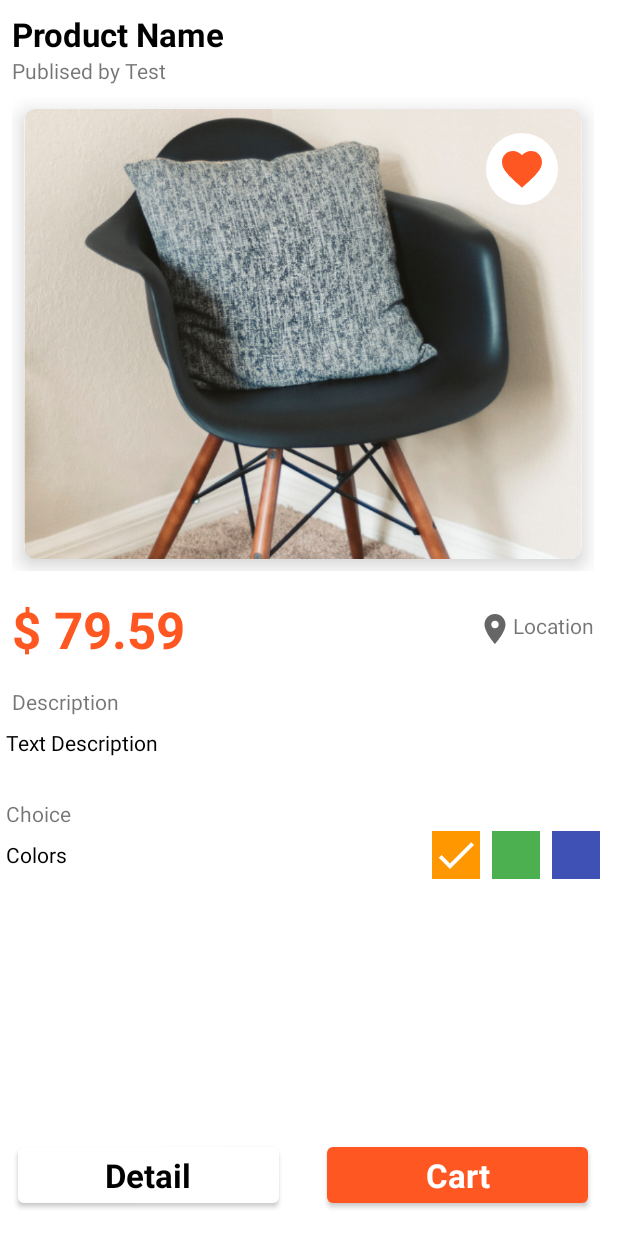
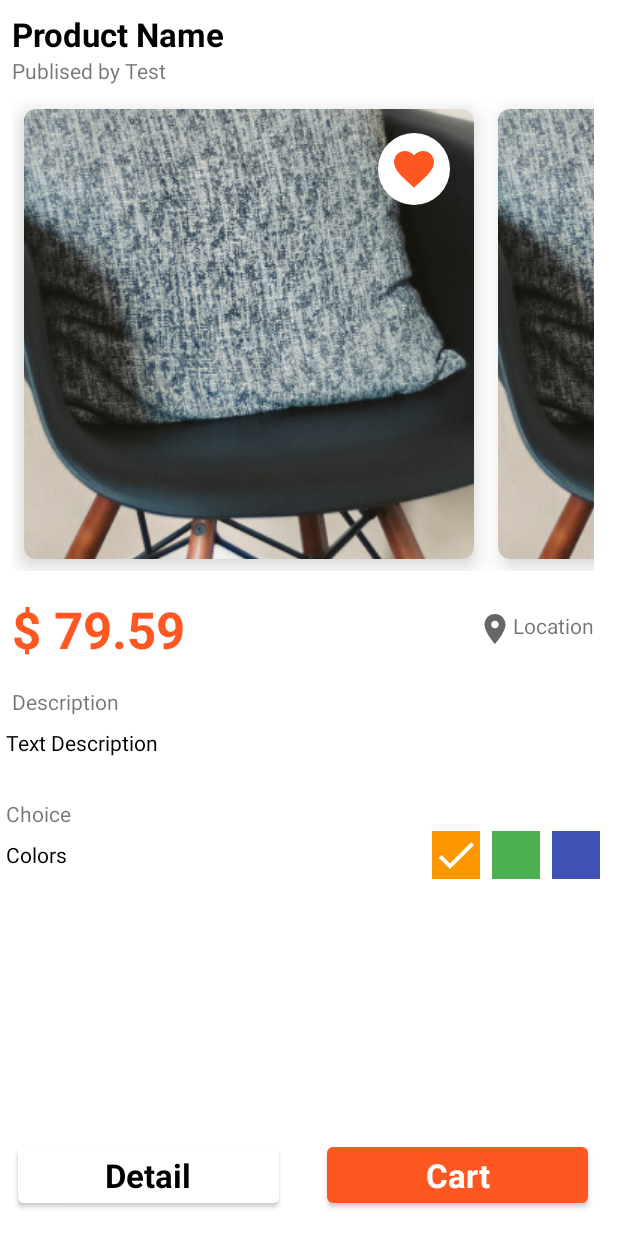
Before and after one commit to aguung/MDITest, an Android app: the layout detail_fragment.xml on its own in the app's theme, with its tools: preview values and no code run, on a phone screen of 412 x 824 dp. Run offline under Robolectric (Android 15) with nearby library versions, the phone set to English and light mode, and no system bars.

Commit message:
add carousel view detail

```diff
--- a/app/build.gradle
+++ b/app/build.gradle
@@ -70,6 +70,8 @@ dependencies {
     implementation "androidx.room:room-ktx:2.3.0-alpha04"
     kapt "androidx.room:room-compiler:2.3.0-alpha04"
 
+    implementation 'com.azoft.carousellayoutmanager:carousel:1.2.4'
+
     testImplementation 'junit:junit:4.13'
     androidTestImplementation 'androidx.test.ext:junit:1.1.2'
     androidTestImplementation 'androidx.test.espresso:espresso-core:3.3.0'
--- a/app/src/main/res/layout/detail_fragment.xml
+++ b/app/src/main/res/layout/detail_fragment.xml
@@ -34,6 +34,7 @@
             android:id="@+id/rvDetail"
             android:layout_width="0dp"
             android:layout_height="wrap_content"
+            android:minHeight="300dp"
             android:layout_marginTop="8dp"
             android:layout_marginEnd="16dp"
             android:orientation="horizontal"
--- a/app/src/main/res/layout/item_detail.xml
+++ b/app/src/main/res/layout/item_detail.xml
@@ -2,11 +2,12 @@
 <com.google.android.material.card.MaterialCardView
         xmlns:android="http://schemas.android.com/apk/res/android"
         xmlns:app="http://schemas.android.com/apk/res-auto"
-        android:layout_width="match_parent"
-        android:layout_height="match_parent"
+        android:layout_width="wrap_content"
+        android:layout_height="wrap_content"
         android:layout_margin="8dp"
         app:cardCornerRadius="8dp"
         app:cardElevation="8dp"
+        android:layout_gravity="center"
         >
 
     <androidx.constraintlayout.widget.ConstraintLayout
@@ -14,9 +15,10 @@
             android:layout_height="wrap_content"
             >
         <ImageView
-                android:layout_width="wrap_content"
+                android:id="@+id/imageProduct"
+                android:layout_width="300dp"
                 android:layout_height="300dp"
-                android:scaleType="centerCrop"
+                android:scaleType="center"
                 android:src="@drawable/chair_product"
                 app:layout_constraintStart_toStartOf="parent"
                 app:layout_constraintTop_toTopOf="parent"
```
Also changed, not shown: app/src/main/java/com/devtech/mditest/ui/MainActivity.kt (+11 -10 lines), app/src/main/java/com/devtech/mditest/ui/detail/DetailAdapter.kt (added, +63 -0 lines), app/src/main/java/com/devtech/mditest/ui/detail/DetailFragment.kt (+30 -1 lines), app/src/main/java/com/devtech/mditest/ui/detail/DetailViewModel.kt (+11 -0 lines).
